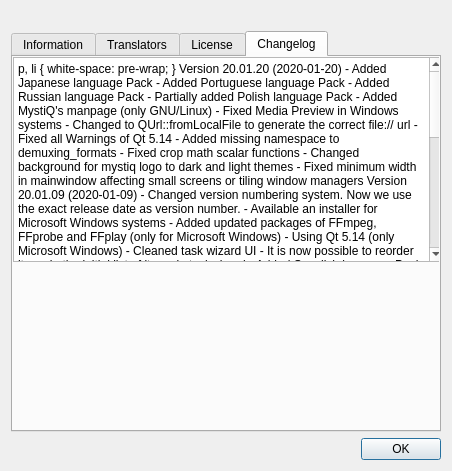
The window that ui/aboutdialog.ui (swl-x/MystiQ) describes before a commit, drawn with Qt 5.
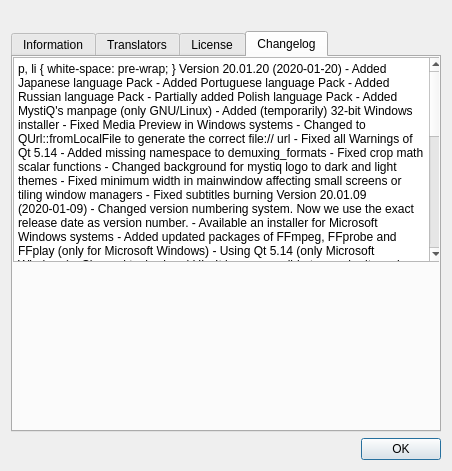
The same window after the commit. The open tabs and pages were chosen to show the change. Icons and pictures are not drawn.

```diff
--- a/ui/aboutdialog.ui
+++ b/ui/aboutdialog.ui
@@ -266,6 +266,7 @@
 &lt;p style=&quot; margin-top:0px; margin-bottom:0px; margin-left:0px; margin-right:0px; -qt-block-indent:0; text-indent:0px;&quot;&gt;&lt;span style=&quot; font-family:'Fira Sans';&quot;&gt; - Added Russian language Pack&lt;/span&gt;&lt;/p&gt;
 &lt;p style=&quot; margin-top:0px; margin-bottom:0px; margin-left:0px; margin-right:0px; -qt-block-indent:0; text-indent:0px;&quot;&gt;&lt;span style=&quot; font-family:'Fira Sans';&quot;&gt; - Partially added Polish language Pack&lt;/span&gt;&lt;/p&gt;
 &lt;p style=&quot; margin-top:0px; margin-bottom:0px; margin-left:0px; margin-right:0px; -qt-block-indent:0; text-indent:0px;&quot;&gt;&lt;span style=&quot; font-family:'Fira Sans';&quot;&gt; - Added MystiQ's manpage (only GNU/Linux)&lt;/span&gt;&lt;/p&gt;
+&lt;p style=&quot; margin-top:0px; margin-bottom:0px; margin-left:0px; margin-right:0px; -qt-block-indent:0; text-indent:0px;&quot;&gt;&lt;span style=&quot; font-family:'Fira Sans';&quot;&gt; - Added (temporarily) 32-bit Windows installer&lt;/span&gt;&lt;/p&gt;
 &lt;p style=&quot; margin-top:0px; margin-bottom:0px; margin-left:0px; margin-right:0px; -qt-block-indent:0; text-indent:0px;&quot;&gt;&lt;span style=&quot; font-family:'Fira Sans';&quot;&gt; - Fixed Media Preview in Windows systems&lt;/span&gt;&lt;/p&gt;
 &lt;p style=&quot; margin-top:0px; margin-bottom:0px; margin-left:0px; margin-right:0px; -qt-block-indent:0; text-indent:0px;&quot;&gt;&lt;span style=&quot; font-family:'Fira Sans';&quot;&gt; - Changed to QUrl::fromLocalFile to generate the correct file:// url&lt;/span&gt;&lt;/p&gt;
 &lt;p style=&quot; margin-top:0px; margin-bottom:0px; margin-left:0px; margin-right:0px; -qt-block-indent:0; text-indent:0px;&quot;&gt;&lt;span style=&quot; font-family:'Fira Sans';&quot;&gt; - Fixed all Warnings of Qt 5.14&lt;/span&gt;&lt;/p&gt;
@@ -273,6 +274,7 @@
 &lt;p style=&quot; margin-top:0px; margin-bottom:0px; margin-left:0px; margin-right:0px; -qt-block-indent:0; text-indent:0px;&quot;&gt;&lt;span style=&quot; font-family:'Fira Sans';&quot;&gt; - Fixed crop math scalar functions&lt;/span&gt;&lt;/p&gt;
 &lt;p style=&quot; margin-top:0px; margin-bottom:0px; margin-left:0px; margin-right:0px; -qt-block-indent:0; text-indent:0px;&quot;&gt;&lt;span style=&quot; font-family:'Fira Sans';&quot;&gt; - Changed background for mystiq logo to dark and light themes&lt;/span&gt;&lt;/p&gt;
 &lt;p style=&quot; margin-top:0px; margin-bottom:0px; margin-left:0px; margin-right:0px; -qt-block-indent:0; text-indent:0px;&quot;&gt;&lt;span style=&quot; font-family:'Fira Sans';&quot;&gt; - Fixed minimum width in mainwindow affecting small screens or tiling window managers&lt;/span&gt;&lt;/p&gt;
+&lt;p style=&quot; margin-top:0px; margin-bottom:0px; margin-left:0px; margin-right:0px; -qt-block-indent:0; text-indent:0px;&quot;&gt;&lt;span style=&quot; font-family:'Fira Sans';&quot;&gt; - Fixed subtitles burning&lt;/span&gt;&lt;/p&gt;
 &lt;p style=&quot;-qt-paragraph-type:empty; margin-top:0px; margin-bottom:0px; margin-left:0px; margin-right:0px; -qt-block-indent:0; text-indent:0px; font-family:'Fira Sans';&quot;&gt;&lt;br /&gt;&lt;/p&gt;
 &lt;p style=&quot; margin-top:0px; margin-bottom:0px; margin-left:0px; margin-right:0px; -qt-block-indent:0; text-indent:0px;&quot;&gt;&lt;span style=&quot; font-family:'Fira Sans'; font-weight:600;&quot;&gt;Version 20.01.09 (2020-01-09)&lt;/span&gt;&lt;/p&gt;
 &lt;p style=&quot; margin-top:0px; margin-bottom:0px; margin-left:0px; margin-right:0px; -qt-block-indent:0; text-indent:0px;&quot;&gt;&lt;span style=&quot; font-family:'Fira Sans'; font-weight:600;&quot;&gt; &lt;/span&gt;&lt;span style=&quot; font-family:'Fira Sans';&quot;&gt;- Changed version numbering system. Now we use the exact release date as version number.&lt;/span&gt;&lt;/p&gt;
```
